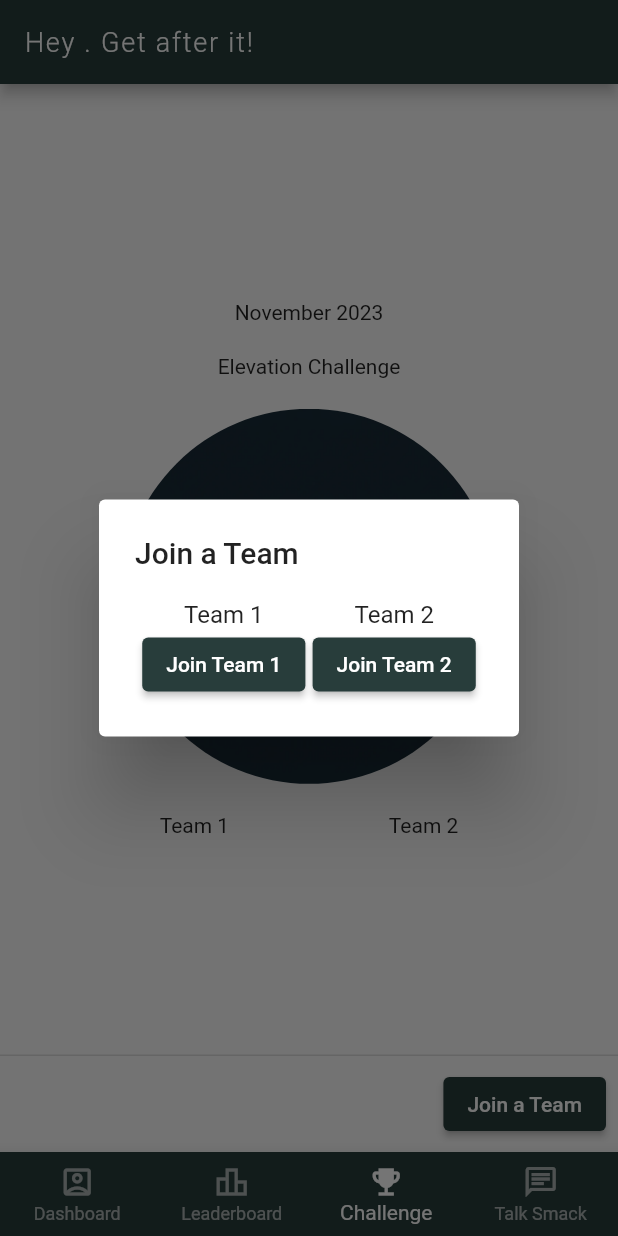
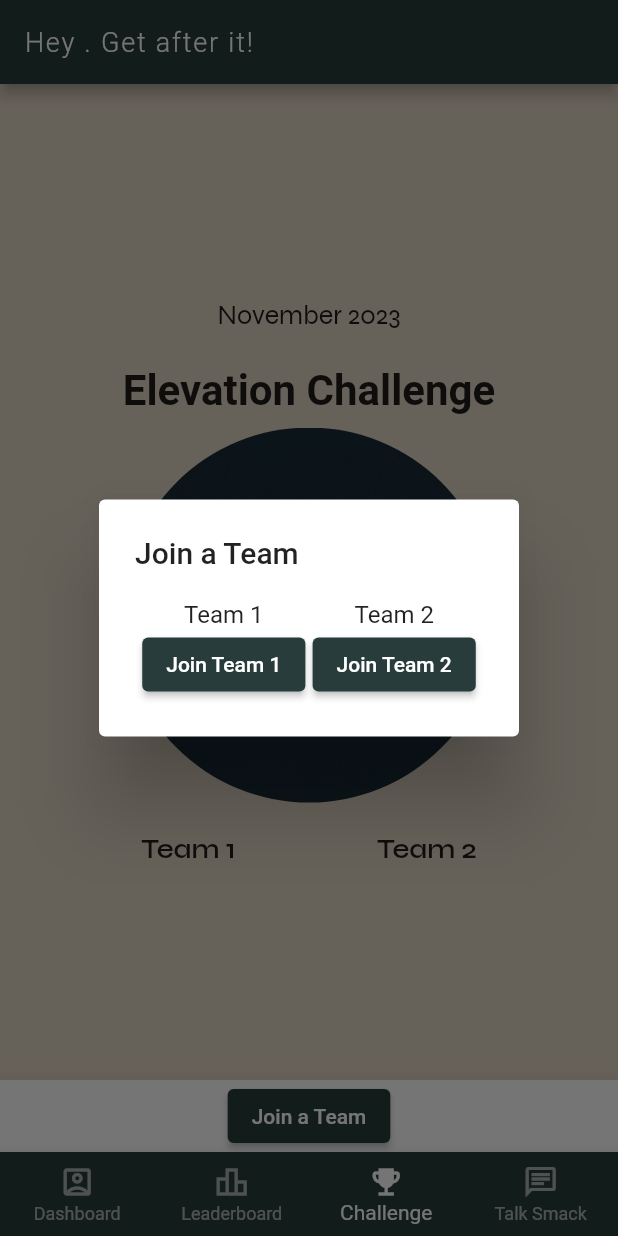
Before and after one commit to T-Pirozzini/ride_tide_stride, a Flutter app: the screen it shows once a user with an empty profile is signed in, item 3 of the bottom bar chosen, after a tap on "Join a Team", on a phone screen of 412 x 824 dp. Run offline on Flutter 3.47's test engine with Material 2 defaults, Android fonts, the phone set to English and light mode, and no system bars; our stand-ins replace cloud_firestore, firebase_auth, firebase_core, flutter_countdown_timer, flutter_map, google_fonts and 2 more; missing offline and left inert: flutter_polyline_points, mailto, strava_client; accounts and stored records are empty; Roboto replaces fonts that are missing (Sriracha).

Commit message:
UI complete for version 1

```diff
--- a/lib/Pages/competition_page.dart
+++ b/lib/Pages/competition_page.dart
@@ -3,6 +3,7 @@ import 'package:firebase_auth/firebase_auth.dart';
 import 'package:flutter/material.dart';
 import 'package:intl/intl.dart';
 import 'package:percent_indicator/percent_indicator.dart';
+import 'package:google_fonts/google_fonts.dart';
 
 class CompetitionPage extends StatefulWidget {
   final bool showTeamChoiceDialog;
@@ -212,7 +213,7 @@ class _CompetitionPageState extends State<CompetitionPage> {
         lineWidth: 10.0,
         percent: membersPercentTeam1 >= 1.0 ? 1.0 : membersPercentTeam1,
         backgroundColor: Colors.grey.shade200,
-        progressColor: Colors.blue[member['shade'] as int? ?? 200],
+        progressColor: Colors.lightBlueAccent[member['shade'] as int? ?? 100],
         startAngle: 180,
         circularStrokeCap: CircularStrokeCap.butt,
         reverse: false,
@@ -227,7 +228,7 @@ class _CompetitionPageState extends State<CompetitionPage> {
         lineWidth: 10.0,
         percent: membersPercentTeam2 >= 1.0 ? 1.0 : membersPercentTeam2,
         backgroundColor: Colors.grey.shade200,
-        progressColor: Colors.red[member['shade'] as int? ?? 200],
+        progressColor: Colors.lightGreenAccent[member['shade'] as int? ?? 100],
         startAngle: 180,
         circularStrokeCap: CircularStrokeCap.butt,
         reverse: true,
@@ -248,13 +249,15 @@ class _CompetitionPageState extends State<CompetitionPage> {
           shadeIndex <= 900 ? shadeIndex : 900; // Cap shadeIndex at 900
 
       // Ensure a non-null color is always assigned
-      Color progressColor = Colors.blue[shadeIndex] ?? Colors.blue[400]!;
+      Color progressColor =
+          Colors.lightBlueAccent[shadeIndex] ?? Colors.blue[400]!;
 
       return Padding(
         padding: const EdgeInsets.symmetric(horizontal: 5),
         child: Row(
           children: [
-            Text('${member['fullname']}'),
+            Text('${member['fullname']}',
+                style: GoogleFonts.syne(textStyle: TextStyle(fontSize: 12))),
             LinearPercentIndicator(
               width: MediaQuery.of(context).size.width * 0.3,
               lineHeight: 6.0,
@@ -281,13 +284,15 @@ class _CompetitionPageState extends State<CompetitionPage> {
           shadeIndex <= 900 ? shadeIndex : 900; // Cap shadeIndex at 900
 
       // Ensure a non-null color is always assigned
-      Color progressColor = Colors.red[shadeIndex] ?? Colors.red[400]!;
+      Color progressColor =
+          Colors.lightGreenAccent[shadeIndex] ?? Colors.lightGreenAccent[400]!;
 
       return Padding(
         padding: const EdgeInsets.symmetric(horizontal: 5),
         child: Row(
           children: [
-            Text('${member['fullname']}'),
+            Text('${member['fullname']}',
+                style: GoogleFonts.syne(textStyle: TextStyle(fontSize: 12))),
             LinearPercentIndicator(
               width: MediaQuery.of(context).size.width * 0.3,
               lineHeight: 6.0,
@@ -301,6 +306,7 @@ class _CompetitionPageState extends State<CompetitionPage> {
     }).toList();
 
     return Scaffold(
+      backgroundColor: const Color(0xFFDFD3C3),
       body: StreamBuilder(
           stream: getCompetitionsData(),
           // Add stream builder here
@@ -315,10 +321,17 @@ class _CompetitionPageState extends State<CompetitionPage> {
             return Column(
               mainAxisAlignment: MainAxisAlignment.center,
               children: <Widget>[
-                Text('${getFormattedCurrentMonth()}'),
-                const SizedBox(height: 20.0),
-                Text('Elevation Challenge'),
-                const SizedBox(height: 20.0),
+                Text('${getFormattedCurrentMonth()}',
+                    style:
+                        GoogleFonts.syne(textStyle: TextStyle(fontSize: 18))),
+                const SizedBox(height: 15.0),
+                Padding(
+                  padding: const EdgeInsets.all(8.0),
+                  child: Text('Elevation Challenge',
+                      style: GoogleFonts.sriracha(
+                          textStyle: TextStyle(
+                              fontSize: 28, fontWeight: FontWeight.bold))),
+                ),
                 Center(
                   child: Stack(
                     alignment: Alignment.center,
@@ -343,19 +356,38 @@ class _CompetitionPageState extends State<CompetitionPage> {
                 SizedBox(height: 20.0),
                 Row(
                   mainAxisAlignment: MainAxisAlignment.spaceEvenly,
+                  crossAxisAlignment: CrossAxisAlignment.start,
                   children: [
                     Column(
-                      mainAxisAlignment: MainAxisAlignment.center,
+                      crossAxisAlignment: CrossAxisAlignment.center,
                       children: [
-                        Text('Team 1'),
+                        Text('Team 1',
+                            style: GoogleFonts.syne(
+                                textStyle: TextStyle(
+                                    fontSize: 18,
+                                    fontWeight: FontWeight.w600))),
+                        Column(
+                          crossAxisAlignment: CrossAxisAlignment.end,
+                          children: [
                             ...team1MemberLineIndicators,
                           ],
                         ),
+                      ],
+                    ),
                     Column(
-                      mainAxisAlignment: MainAxisAlignment.center,
+                      crossAxisAlignment: CrossAxisAlignment.center,
                       children: [
-                        Text('Team 2'),
+                        Text('Team 2',
+                            style: GoogleFonts.syne(
+                                textStyle: TextStyle(
+                                    fontSize: 18,
+                                    fontWeight: FontWeight.w600))),
+                        Column(
+                          crossAxisAlignment: CrossAxisAlignment.end,
+                          children: [
                             ...team2MemberLineIndicators,
+                          ],
+                        ),
                       ],
                     ),
                   ],
@@ -363,7 +395,13 @@ class _CompetitionPageState extends State<CompetitionPage> {
               ],
             );
           }),
-      persistentFooterButtons: [
+      bottomNavigationBar: BottomAppBar(
+        color:
+            Colors.white, // This sets the background color of the BottomAppBar
+        child: Row(
+          mainAxisAlignment: MainAxisAlignment.spaceEvenly,
+          children: <Widget>[
+            // Place your buttons here
             ElevatedButton(
               onPressed: () {
                 _showTeamChoiceDialog(context);
@@ -371,6 +409,8 @@ class _CompetitionPageState extends State<CompetitionPage> {
               child: const Text('Join a Team'),
             ),
           ],
+        ),
+      ),
     );
   }
 }
--- a/lib/Pages/leaderboard_page.dart
+++ b/lib/Pages/leaderboard_page.dart
@@ -82,15 +82,22 @@ class _LeaderboardState extends State<Leaderboard> {
             ),
           ],
         ),
-        persistentFooterButtons: [
-          TextButton(
-            onPressed: () {
-              Navigator.of(context).pushNamed('/resultsPage');
-            },
-            child: const Text('View Past Results'),
+        bottomNavigationBar: BottomAppBar(
+          color: Colors
+              .white, // This sets the background color of the BottomAppBar
+          child: Row(
+            mainAxisAlignment: MainAxisAlignment.spaceEvenly,
+            children: <Widget>[
+              // Place your buttons here
+              ElevatedButton(
+                onPressed: () {
+                  Navigator.of(context).pushNamed('/resultsPage');
+                },
+                child: const Text('View Past Results'),
+              ),
+            ],
           ),
-        ],
-
+        ),
         body: const TabBarView(
           children: [
             LeaderboardTab(title: 'Moving Time'),
```
Lines whose indentation alone changed are shown as unchanged.
